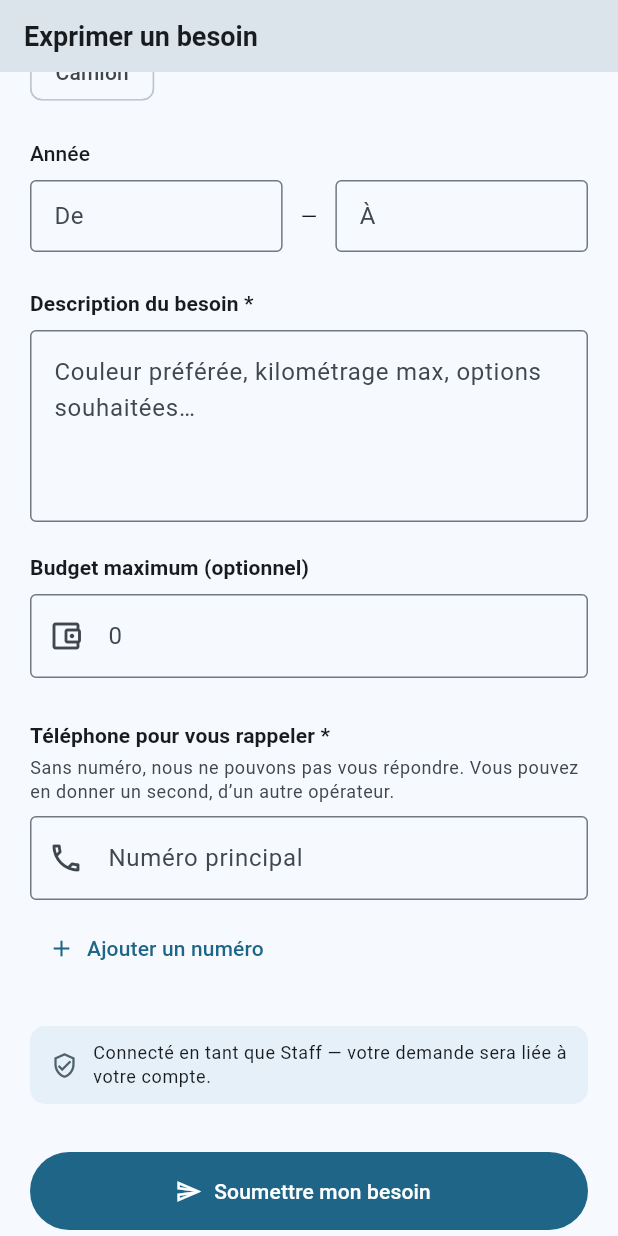
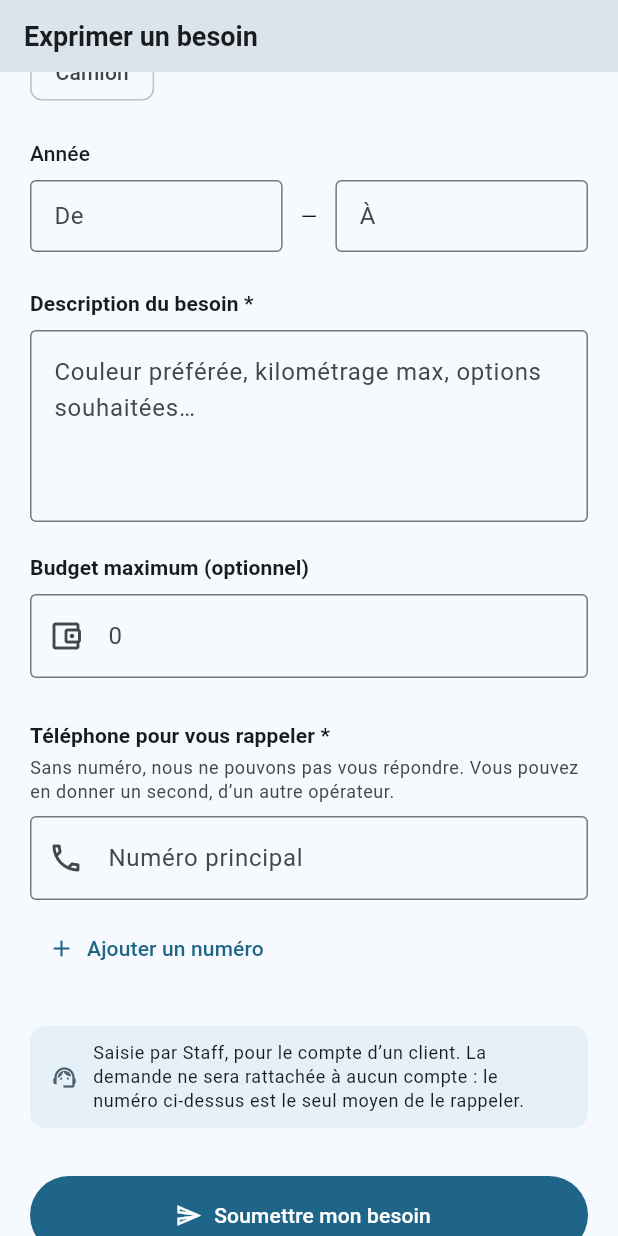
Before and after one commit to AchyOUATT/autoparc-mobile, a Flutter app: the SubmitNeedPage screen opened by its route, scrolled down 576 dp, on a phone screen of 412 x 824 dp. Run offline on Flutter 3.47's test engine with Material 3 defaults, Android fonts, the phone set to English and light mode, and no system bars; our stand-ins replace cached_network_image, dio, equatable, firebase_auth, firebase_core, firebase_messaging and 11 more; missing offline and left inert: image_picker_android, image_picker_platform_interface; accounts and stored records are empty; network calls fail; project files that could hold a hidden picture were left out.

Commit message:
Dire au personnel que sa saisie n'est liee a aucun compte
Le bandeau du formulaire de besoin annoncait « votre demande sera liee a
votre compte » a QUICONQUE etait connecte. C'est faux pour le personnel :
le `firebase_uid` ne part que `if (auth.isClient)`, donc une demande
saisie au comptoir n'est rattachee a aucun compte — et surtout pas a
celui du client qui est en face.

C'est le cas le plus courant, et c'est exactement celui ou le numero de
telephone est le seul moyen de rappeler. Le bandeau le dit maintenant,
au lieu de rassurer a tort.

Deux bancs le tiennent, et les deux mutations correspondantes ont ete
tuees : figer le texte client le fait echouer en personnel, et
l'inverse.

Retire au passage un import inutilise dans `responsive_test.dart` :
l'analyseur passe de 153 a 152 remarques. Suite : 1839 bancs au vert.

Co-Authored-By: Claude Opus 5 <noreply@anthropic.com>

```diff
--- a/lib/features/needs/presentation/pages/submit_need_page.dart
+++ b/lib/features/needs/presentation/pages/submit_need_page.dart
@@ -432,14 +432,36 @@ class _SubmitNeedPageState extends ConsumerState<SubmitNeedPage> {
                   ),
                   child: Row(
                     children: [
-                      Icon(Icons.verified_user_outlined,
-                          size: 18,
-                          color: Theme.of(context).colorScheme.secondary),
+                      // ── LE BANDEAU DISAIT FAUX AU PERSONNEL ─────────────
+                      //
+                      // Il annoncait « votre demande sera liee a votre
+                      // compte » a QUICONQUE etait connecte. Or le
+                      // `firebase_uid` ne part que `if (auth.isClient)` : la
+                      // demande saisie par un membre du personnel n'est liee a
+                      // aucun compte, et surtout pas a celui du client qu'il a
+                      // devant lui.
+                      //
+                      // C'est le cas le plus courant — quelqu'un se presente
+                      // au comptoir — et c'est exactement celui ou le numero
+                      // est le seul moyen de rappeler. Le bandeau le dit
+                      // desormais, au lieu de rassurer a tort.
+                      Icon(
+                        auth.isClient
+                            ? Icons.verified_user_outlined
+                            : Icons.support_agent_outlined,
+                        size: 18,
+                        color: Theme.of(context).colorScheme.secondary,
+                      ),
                       const SizedBox(width: 10),
                       Expanded(
                         child: Text(
-                          'Connecté en tant que ${auth.displayName} — '
-                          'votre demande sera liée à votre compte.',
+                          auth.isClient
+                              ? 'Connecté en tant que ${auth.displayName} — '
+                                  'votre demande sera liée à votre compte.'
+                              : 'Saisie par ${auth.displayName}, pour le '
+                                  'compte d’un client. La demande ne sera '
+                                  'rattachée à aucun compte : le numéro '
+                                  'ci-dessus est le seul moyen de le rappeler.',
                           style: Theme.of(context).textTheme.bodySmall,
                         ),
                       ),
```
Also changed, not shown: 2 other files.
